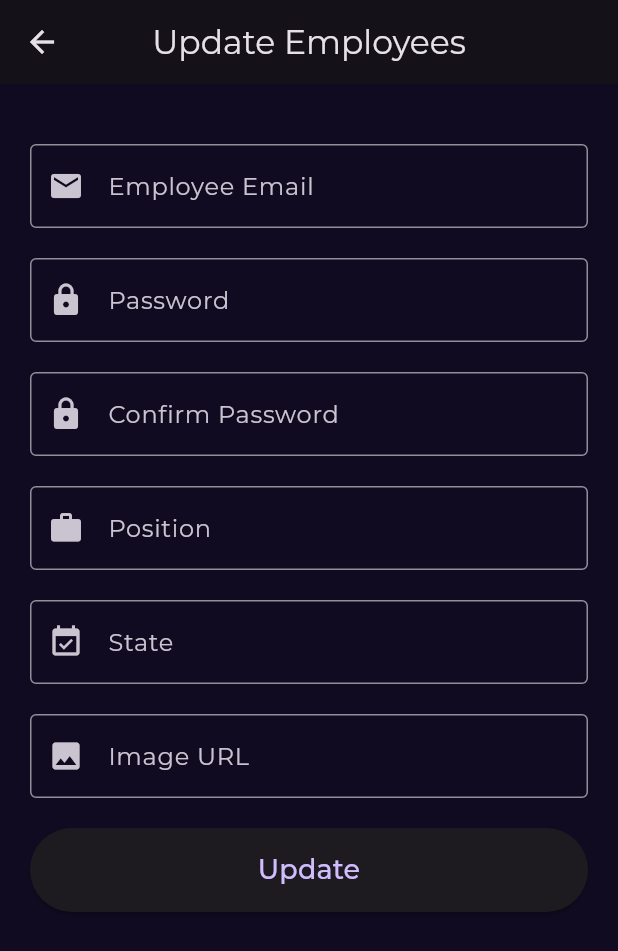
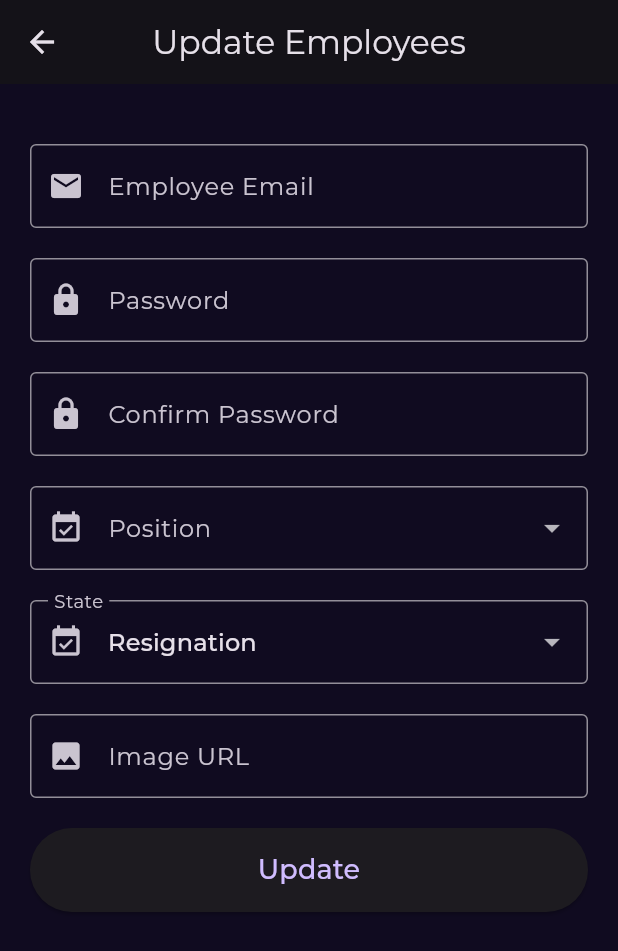
Before and after one commit to naderwael1/opeartion_panal, a Flutter app: the UpdateEmployeeScreen screen opened directly, on a phone screen of 412 x 824 dp. Shown: the top 951 px of the screen. Run offline on Flutter 3.47's test engine with Material 3 defaults, Android fonts, the phone set to English and light mode, and no system bars; drawn by our look-alikes of modal_progress_hud_nsn; our stand-ins replace dio, flutter_bloc, get, go_router, google_fonts, google_sign_in; missing offline and left inert: flutter_facebook_auth; network calls fail.

Commit message:
edit update_employee.dart

```diff
--- a/lib/Features/emp_features/presentation/update_employee.dart
+++ b/lib/Features/emp_features/presentation/update_employee.dart
@@ -1,8 +1,5 @@
-import 'package:bloc_v2/Features/emp_features/Data/udage_employee.dart';
-import 'package:bloc_v2/Features/emp_features/models/product_model.dart';
 import 'package:flutter/material.dart';
 import 'package:get/get.dart';
-import 'package:get/get_core/src/get_main.dart';
 import 'package:modal_progress_hud_nsn/modal_progress_hud_nsn.dart';
 
 class UpdateEmployeeScreen extends StatefulWidget {
@@ -13,21 +10,44 @@ class UpdateEmployeeScreen extends StatefulWidget {
 }
 
 class _UpdateEmployeeScreenState extends State<UpdateEmployeeScreen> {
-
-
-
   String? email;
   String? password;
   String? confirmPassword;
   String? position;
-  String? state;
   String? imageUrl;
   bool isLoading = false;
+  String? employeeState = 'Resignation'; // Set an initial value
+
+  Widget buildDropdownMenu(String label, List<String> items) {
+    return DropdownButtonFormField<String>(
+      decoration: InputDecoration(
+        labelText: label,
+        border: OutlineInputBorder(),
+        prefixIcon: Icon(Icons.event_available),
+      ),
+      value: label == 'Position' ? position : employeeState,
+      items: items
+          .map<DropdownMenuItem<String>>((String value) {
+        return DropdownMenuItem<String>(
+          value: value,
+          child: Text(value),
+        );
+      }).toList(),
+      onChanged: (String? value) {
+        setState(() {
+          if (label == 'Position') {
+            position = value;
+          } else {
+            employeeState = value;
+          }
+        });
+      },
+    );
+  }
 
   @override
   Widget build(BuildContext context) {
     final employee = Get.arguments;
-
 
     if (employee != null) {
       print('ID: ${employee.id}');
@@ -40,10 +60,8 @@ class _UpdateEmployeeScreenState extends State<UpdateEmployeeScreen> {
       print('No employee data received.');
     }
 
-
     return ModalProgressHUD(
-      // Corrected the widget name
-      inAsyncCall: isLoading, // Set the loading state
+      inAsyncCall: isLoading,
       child: Scaffold(
         appBar: AppBar(
           title: Text('Update Employees'),
@@ -96,31 +114,10 @@ class _UpdateEmployeeScreenState extends State<UpdateEmployeeScreen> {
                 },
               ),
               SizedBox(height: 20),
-              TextFormField(
-                decoration: const InputDecoration(
-                  labelText: 'Position',
-                  border: OutlineInputBorder(),
-                  prefixIcon: Icon(Icons.work),
-                ),
-                onChanged: (value) {
-                  setState(() {
-                    position = value;
-                  });
-                },
-              ),
+              buildDropdownMenu('Position', ['head bar', 'barista']),
               const SizedBox(height: 20),
-              TextFormField(
-                decoration: const InputDecoration(
-                  labelText: 'State',
-                  border: OutlineInputBorder(),
-                  prefixIcon: Icon(Icons.event_available),
-                ),
-                onChanged: (value) {
-                  setState(() {
-                    state = value;
-                  });
-                },
-              ),
+              buildDropdownMenu(
+                  'State', ['Resignation', 'Leave without pay']),
               SizedBox(height: 20),
               TextFormField(
                 decoration: const InputDecoration(
@@ -143,21 +140,10 @@ class _UpdateEmployeeScreenState extends State<UpdateEmployeeScreen> {
                   print('Password: $password');
                   print('Confirm Password: $confirmPassword');
                   print('Position: $position');
-                  print('State: $state');
+                  print('State: $employeeState');
                   print('Image URL: $imageUrl');
                   try {
-                    UpdateEmployee().updateEmployee(
-                      id: employee.id,
-                        title: email == null ? employee.title:email!,
-                        description: position== null ? employee.title:position!,
-                        category: state== null ? employee.title:state!,
-                        image: imageUrl== null ? employee.title:imageUrl!);
-                    print('NEmail: $email');
-                    print('NPassword: $password');
-                    print('NConfirm Password: $confirmPassword');
-                    print('NPosition: $position');
-                    print('NState: $state');
-                    print('NImage URL: $imageUrl');
+                    // Call your function to update employee here
                   } on Exception catch (e) {
                     print(e.toString());
                   }
```
Also changed, not shown: lib/Drawer/customDrawer.dart (+4 -4 lines).
